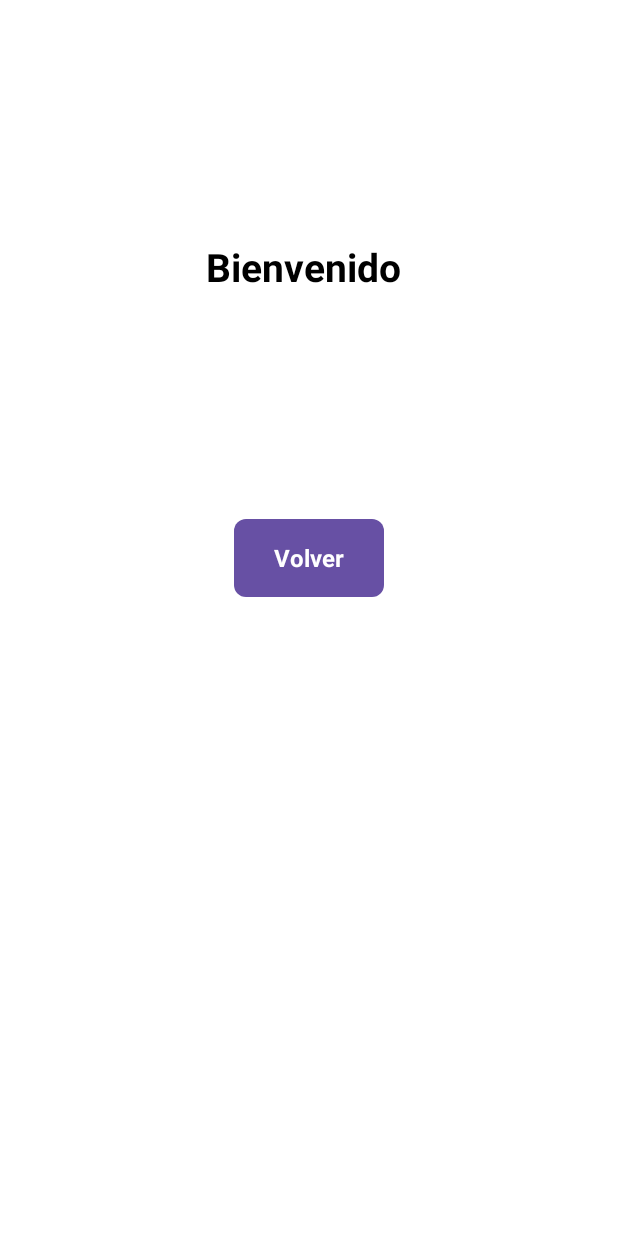
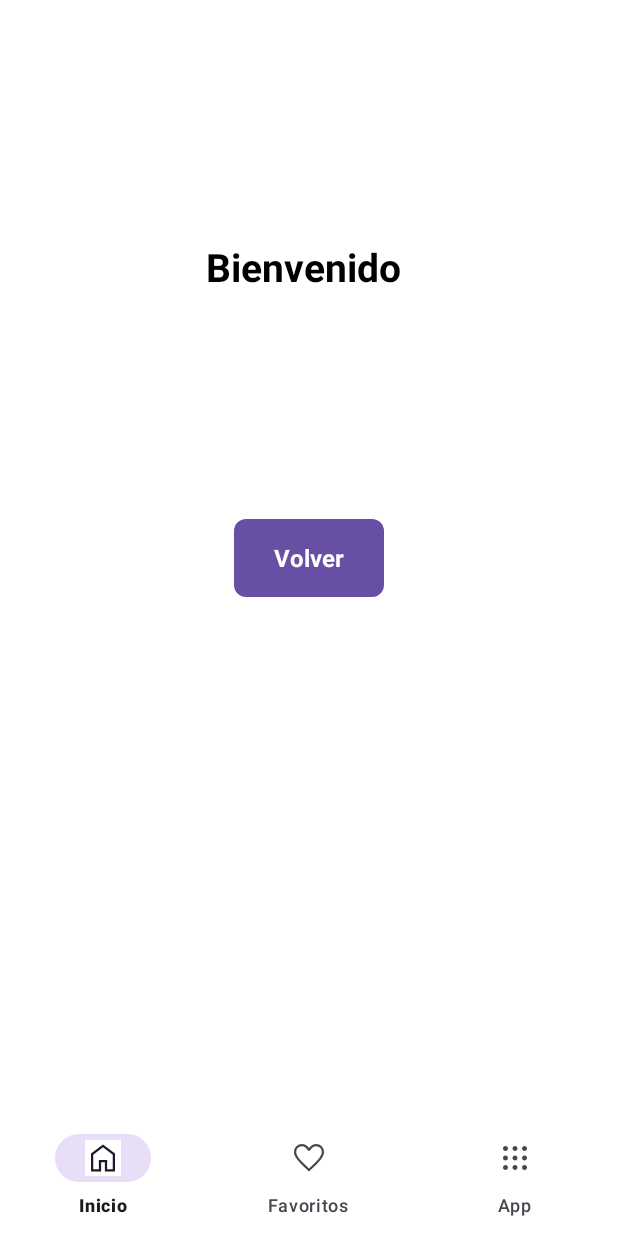
Before and after one commit to ErickSebas18/DispositivosMoviles, an Android app: the SecondActivity screen opened directly, with no data from a screen before it, on a phone screen of 412 x 824 dp. Run offline under Robolectric (Android 15) with nearby library versions, the phone set to English and light mode, and no system bars; Roboto replaces fonts that are not available here; 1 statement that could not run was skipped.

Commit message:
Añadir Bar Nav

```diff
--- a/app/src/main/java/com/programacion/dispositivosmoviles/SecondActivity.kt
+++ b/app/src/main/java/com/programacion/dispositivosmoviles/SecondActivity.kt
@@ -4,6 +4,7 @@ import android.content.Intent
 import android.os.Bundle
 import android.util.Log
 import androidx.appcompat.app.AppCompatActivity
+import com.google.android.material.snackbar.Snackbar
 import com.programacion.dispositivosmoviles.databinding.ActivitySecondBinding
 
 class SecondActivity : AppCompatActivity() {
@@ -36,5 +37,27 @@ class SecondActivity : AppCompatActivity() {
             )
             startActivity(intent)
         }
+
+        binding.bottomNavigation.setOnItemSelectedListener { item ->
+            when (item.itemId) {
+                R.id.inicio -> {
+                    Snackbar.make(binding.txtWelcome, "Entramos a Inicio", Snackbar.LENGTH_LONG)
+                        .setTextColor(getColor(R.color.red))
+                        .show()
+                    true
+                }
+
+                R.id.favoritos -> {
+                    true
+                }
+
+                R.id.app -> {
+                    true
+                }
+
+                else -> false
+            }
+        }
+
     }
 }
--- /dev/null
+++ b/app/src/main/res/drawable/apps_48px.xml
@@ -0,0 +1,10 @@
+<vector xmlns:android="http://schemas.android.com/apk/res/android"
+    android:width="48dp"
+    android:height="48dp"
+    android:viewportWidth="960"
+    android:viewportHeight="960"
+    android:tint="?attr/colorControlNormal">
+  <path
+      android:fillColor="@android:color/white"
+      android:pathData="M226,800Q198,800 179,781Q160,762 160,734Q160,706 179,687Q198,668 226,668Q254,668 273,687Q292,706 292,734Q292,762 273,781Q254,800 226,800ZM480,800Q452,800 433,781Q414,762 414,734Q414,706 433,687Q452,668 480,668Q508,668 527,687Q546,706 546,734Q546,762 527,781Q508,800 480,800ZM734,800Q706,800 687,781Q668,762 668,734Q668,706 687,687Q706,668 734,668Q762,668 781,687Q800,706 800,734Q800,762 781,781Q762,800 734,800ZM226,546Q198,546 179,527Q160,508 160,480Q160,452 179,433Q198,414 226,414Q254,414 273,433Q292,452 292,480Q292,508 273,527Q254,546 226,546ZM480,546Q452,546 433,527Q414,508 414,480Q414,452 433,433Q452,414 480,414Q508,414 527,433Q546,452 546,480Q546,508 527,527Q508,546 480,546ZM734,546Q706,546 687,527Q668,508 668,480Q668,452 687,433Q706,414 734,414Q762,414 781,433Q800,452 800,480Q800,508 781,527Q762,546 734,546ZM226,292Q198,292 179,273Q160,254 160,226Q160,198 179,179Q198,160 226,160Q254,160 273,179Q292,198 292,226Q292,254 273,273Q254,292 226,292ZM480,292Q452,292 433,273Q414,254 414,226Q414,198 433,179Q452,160 480,160Q508,160 527,179Q546,198 546,226Q546,254 527,273Q508,292 480,292ZM734,292Q706,292 687,273Q668,254 668,226Q668,198 687,179Q706,160 734,160Q762,160 781,179Q800,198 800,226Q800,254 781,273Q762,292 734,292Z"/>
+</vector>
--- /dev/null
+++ b/app/src/main/res/drawable/favorite_48px.xml
@@ -0,0 +1,10 @@
+<vector xmlns:android="http://schemas.android.com/apk/res/android"
+    android:width="48dp"
+    android:height="48dp"
+    android:viewportWidth="960"
+    android:viewportHeight="960"
+    android:tint="?attr/colorControlNormal">
+  <path
+      android:fillColor="@android:color/white"
+      android:pathData="M480,839L439,802Q333.23,704.88 264.12,634.44Q195,564 154,508.5Q113,453 96.5,408Q80,363 80,317Q80,226.84 140.5,166.42Q201,106 290,106Q347,106 395.5,133Q444,160 480,211Q522,157 569,131.5Q616,106 670,106Q759,106 819.5,166.42Q880,226.84 880,317Q880,363 863.5,408Q847,453 806,508.5Q765,564 695.88,634.44Q626.77,704.88 521,802L480,839ZM480,760Q581.24,667.01 646.62,600.5Q712,534 750.5,484Q789,434 804.5,394.86Q820,355.73 820,317.15Q820,251 778,208.5Q736,166 670.22,166Q618.7,166 574.85,197.5Q531,229 504,286L504,286L455,286L455,286Q429,230 385.15,198Q341.3,166 289.77,166Q224,166 182,208.5Q140,251 140,317.32Q140,356 155.5,395.5Q171,435 209.5,485.5Q248,536 314,602Q380,668 480,760ZM480,463Q480,463 480,463Q480,463 480,463Q480,463 480,463Q480,463 480,463Q480,463 480,463Q480,463 480,463Q480,463 480,463Q480,463 480,463L480,463L480,463L480,463Q480,463 480,463Q480,463 480,463Q480,463 480,463Q480,463 480,463Q480,463 480,463Q480,463 480,463Q480,463 480,463Q480,463 480,463Z"/>
+</vector>
--- /dev/null
+++ b/app/src/main/res/drawable/home_48px.xml
@@ -0,0 +1,10 @@
+<vector xmlns:android="http://schemas.android.com/apk/res/android"
+    android:width="48dp"
+    android:height="48dp"
+    android:viewportWidth="960"
+    android:viewportHeight="960"
+    android:tint="?attr/colorControlNormal">
+  <path
+      android:fillColor="@android:color/white"
+      android:pathData="M220,780L370,780L370,530L590,530L590,780L740,780L740,390L480,195L220,390L220,780ZM160,840L160,360L480,120L800,360L800,840L530,840L530,590L430,590L430,840L160,840ZM480,487L480,487L480,487L480,487L480,487L480,487L480,487L480,487L480,487L480,487Z"/>
+</vector>
--- a/app/src/main/res/layout/activity_second.xml
+++ b/app/src/main/res/layout/activity_second.xml
@@ -32,6 +32,12 @@
         app:layout_constraintStart_toStartOf="parent"
         app:layout_constraintTop_toTopOf="parent" />
 
-
+    <com.google.android.material.bottomnavigation.BottomNavigationView
+        android:id="@+id/bottom_navigation"
+        android:layout_width="match_parent"
+        android:layout_height="wrap_content"
+        app:layout_constraintBottom_toBottomOf="parent"
+        app:menu="@menu/bottom_navigation_menu"
+        tools:layout_editor_absoluteX="0dp" />
 
 </androidx.constraintlayout.widget.ConstraintLayout>
--- /dev/null
+++ b/app/src/main/res/menu/bottom_navigation_menu.xml
@@ -0,0 +1,22 @@
+<?xml version="1.0" encoding="utf-8"?>
+<menu xmlns:android="http://schemas.android.com/apk/res/android">
+    <item
+        android:id= "@+id/inicio"
+        android:enabled="true"
+        android:title="@string/nombre_menu_Inicio"
+        android:icon="@drawable/home_48px"
+        android:visible="true"
+        />
+    <item
+        android:id= "@+id/favoritos"
+        android:enabled="true"
+        android:title="@string/nombre_menu_Favoritos"
+        android:visible="true"
+        android:icon="@drawable/favorite_48px"/>
+    <item
+        android:id= "@+id/app"
+        android:enabled="true"
+        android:title="@string/nombre_menu_Apps"
+        android:visible="true"
+        android:icon="@drawable/apps_48px"/>
+</menu>
--- a/app/src/main/res/values/strings.xml
+++ b/app/src/main/res/values/strings.xml
@@ -5,4 +5,7 @@
     <string name="ingreso_boton">Ingresar</string>
     <string name="mensaje_redes">O conéctese usando las redes sociales</string>
     <string name="mensaje_olvido_contrasenia">¿Olvido su contraseha?</string>
+    <string name="nombre_menu_Inicio">Inicio</string>
+    <string name="nombre_menu_Favoritos">Favoritos</string>
+    <string name="nombre_menu_Apps">App</string>
 </resources>
```
